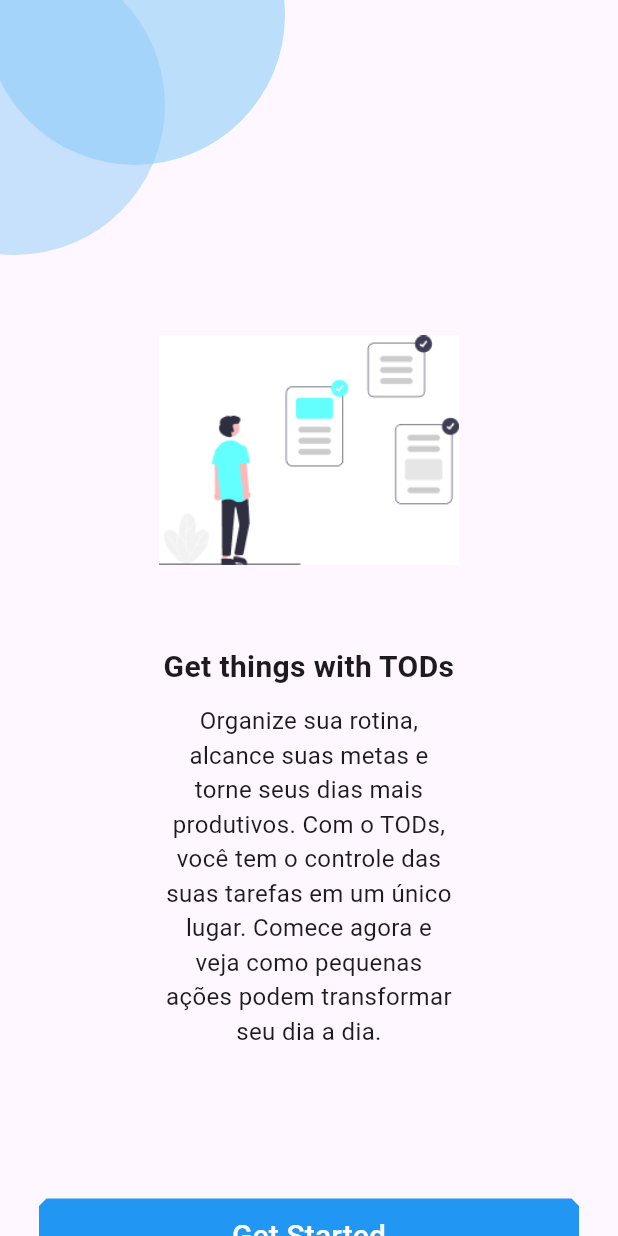
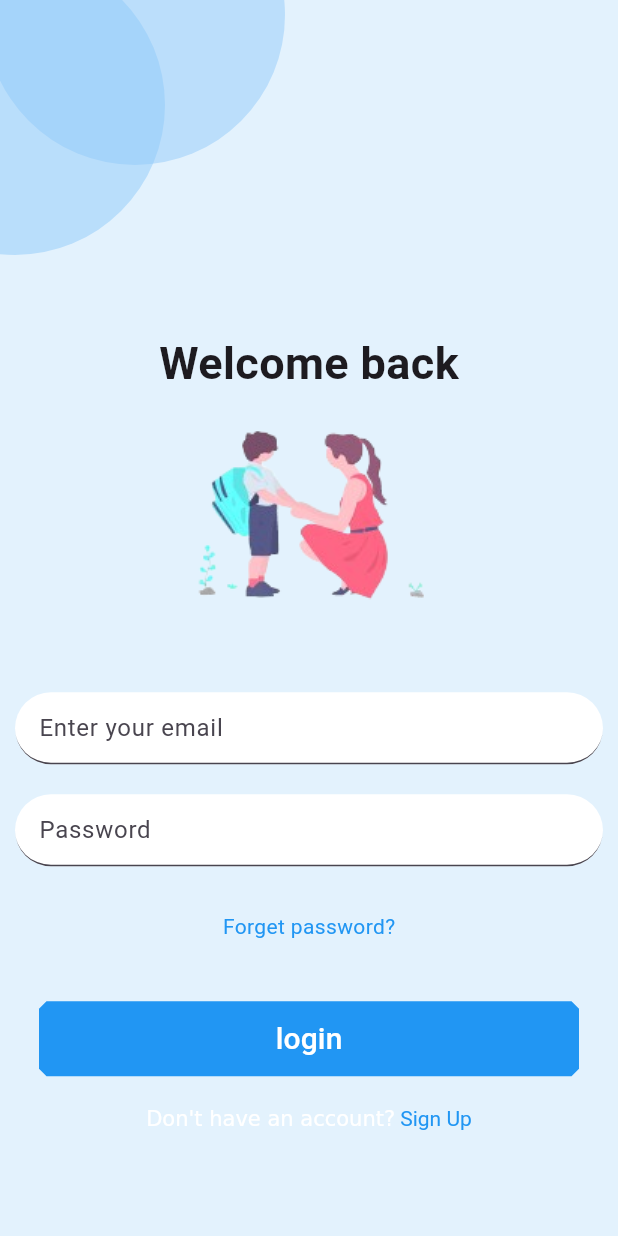
Before and after one commit to PHneres7/To-Do-App, a Flutter app: the screen it shows after launch, on a phone screen of 412 x 824 dp. Run offline on Flutter 3.47's test engine with Material 3 defaults, Android fonts, the phone set to English and light mode, and no system bars.

Commit message:
Front-end de Login Page finalizada

```diff
--- a/to_do_app/lib/app/app_routs.dart
+++ b/to_do_app/lib/app/app_routs.dart
@@ -1,13 +1,18 @@
 import 'package:flutter/material.dart';
+import 'package:to_do_app/pages/login_page.dart';
 import 'package:to_do_app/pages/main_page.dart';
 import 'package:to_do_app/pages/register_page.dart';
+
+
 
 abstract class AppRouts {
   static const mainPage = 'main';
   static const registerPage = 'register';
+  static const loginPage = 'login';
 
   static Map<String, WidgetBuilder> routes = {
     mainPage: (context) => const MainPage(),
-    registerPage: (context) => const RegisterPage()
+    registerPage: (context) => const RegisterPage(),
+    loginPage:(context) => const LoginPage(),
   };
 }
--- a/to_do_app/lib/app/app_to_do.dart
+++ b/to_do_app/lib/app/app_to_do.dart
@@ -8,7 +8,7 @@ class ToDoApp extends StatelessWidget {
   Widget build(BuildContext context) {
     return MaterialApp(
       debugShowCheckedModeBanner: false,
-      initialRoute: AppRouts.mainPage,
+      initialRoute: AppRouts.loginPage,
       routes: AppRouts.routes,
     );
   }
--- /dev/null
+++ b/to_do_app/lib/pages/login_page.dart
@@ -0,0 +1,75 @@
+import 'package:flutter/material.dart';
+import 'package:to_do_app/pages/register_page.dart';
+import 'package:to_do_app/widgets/decoration_circle.dart';
+import 'package:to_do_app/widgets/my_button.dart';
+import 'package:to_do_app/widgets/my_text_form.dart';
+
+class LoginPage extends StatelessWidget {
+  const LoginPage({super.key});
+
+  @override
+  Widget build(BuildContext context) {
+    return Scaffold(
+      backgroundColor: Colors.blue.shade50,
+      body: Stack(
+        children: [
+          const DecorationCircle(),
+          Center(
+            child: SingleChildScrollView(
+              child: Padding(
+                padding: const EdgeInsets.only(top: 180),
+                child: Column(
+                  crossAxisAlignment: CrossAxisAlignment.center,
+                  children: [
+                    const Text(
+                      'Welcome back',
+                      style: TextStyle(
+                        fontSize: 30,
+                        fontWeight: FontWeight.bold,
+                      ),
+                    ),
+                    Image.asset('assets/asset_login.png'),
+                    const SizedBox(
+                      height: 50,
+                    ),
+                    const MyTextForm(
+                      hintText: 'Enter your email',
+                    ),
+                    const MyTextForm(
+                      hintText: 'Password',
+                      padding: EdgeInsets.only(
+                          left: 10, top: 10, right: 10, bottom: 30),
+                    ),
+                    const Text(
+                      'Forget password?',
+                      style: TextStyle(color: Colors.blue),
+                    ),
+                    MyButton(
+                      labelText: 'login',
+                      route: (context) => const RegisterPage(),
+                      padding: const EdgeInsets.only(top: 40, bottom: 20),
+                    ),
+                    Padding(
+                      padding: const EdgeInsets.only(bottom: 30),
+                      child: RichText(
+                        text: const TextSpan(
+                          text: "Don't have an account?",
+                          children: <TextSpan>[
+                            TextSpan(
+                              text: " Sign Up",
+                              style: TextStyle(color: Colors.blue),
+                            ),
+                          ],
+                        ),
+                      ),
+                    ),
+                  ],
+                ),
+              ),
+            ),
+          )
+        ],
+      ),
+    );
+  }
+}
--- a/to_do_app/lib/pages/main_page.dart
+++ b/to_do_app/lib/pages/main_page.dart
@@ -2,7 +2,7 @@ import 'package:flutter/material.dart';
 import 'package:to_do_app/pages/register_page.dart';
 
 import 'package:to_do_app/widgets/decoration_circle.dart';
-import 'package:to_do_app/widgets/final_button.dart';
+import 'package:to_do_app/widgets/my_button.dart';
 
 class MainPage extends StatelessWidget {
   const MainPage({super.key});
@@ -10,6 +10,7 @@ class MainPage extends StatelessWidget {
   @override
   Widget build(BuildContext context) {
     return Scaffold(
+      backgroundColor: Colors.blue.shade50,
       body: Stack(
         children: [
           const DecorationCircle(),
@@ -45,7 +46,7 @@ class MainPage extends StatelessWidget {
                     ),
                   ),
                 ),
-                FinalButton(
+                MyButton(
                   labelText: 'Get Started',
                   route: (context) => const RegisterPage(),
                 ),
--- a/to_do_app/lib/pages/register_page.dart
+++ b/to_do_app/lib/pages/register_page.dart
@@ -1,8 +1,8 @@
 import 'package:flutter/material.dart';
-import 'package:to_do_app/main.dart';
+import 'package:to_do_app/pages/login_page.dart';
 import 'package:to_do_app/pages/main_page.dart';
 import 'package:to_do_app/widgets/decoration_circle.dart';
-import 'package:to_do_app/widgets/final_button.dart';
+import 'package:to_do_app/widgets/my_button.dart';
 import 'package:to_do_app/widgets/my_text_form.dart';
 
 class RegisterPage extends StatelessWidget {
@@ -45,9 +45,9 @@ class RegisterPage extends StatelessWidget {
                   const MyTextForm(
                     hintText: 'Confirm password',
                   ),
-                  FinalButton(
+                  MyButton(
                     labelText: 'Register',
-                    route: (context) => const MainPage(),
+                    route: (context) => const LoginPage(),
                   ),
                   const Text.rich(
                     TextSpan(
--- a/to_do_app/lib/widgets/final_button.dart
+++ b/to_do_app/lib/widgets/my_button.dart
@@ -2,25 +2,27 @@
 
 import 'package:flutter/material.dart';
 
-class FinalButton extends StatefulWidget {
+class MyButton extends StatefulWidget {
   final String labelText;
   final WidgetBuilder route;
+  final EdgeInsetsGeometry? padding;
 
-  const FinalButton({
+  const MyButton({
     super.key,
     required this.labelText,
     required this.route,
+    this.padding,
   });
 
   @override
-  State<FinalButton> createState() => _FinalButtonState();
+  State<MyButton> createState() => _MyButtonState();
 }
 
-class _FinalButtonState extends State<FinalButton> {
+class _MyButtonState extends State<MyButton> {
   @override
   Widget build(BuildContext context) {
     return Padding(
-      padding: const EdgeInsets.only(top: 100, bottom: 20),
+      padding: widget.padding ?? EdgeInsets.only(top: 100, bottom: 20),
       child: TextButton(
         onPressed: () {
           Navigator.push(
--- a/to_do_app/lib/widgets/my_text_form.dart
+++ b/to_do_app/lib/widgets/my_text_form.dart
@@ -4,6 +4,7 @@ class MyTextForm extends StatefulWidget {
   final String hintText;
   final InputBorder? border;
   final EdgeInsetsGeometry? margin;
+  final EdgeInsetsGeometry? padding;
   final bool? filled;
   final Color? fillcolor;
   final InputDecoration? decoration;
@@ -13,6 +14,7 @@ class MyTextForm extends StatefulWidget {
     required this.hintText,
     this.border,
     this.margin,
+    this.padding,
     this.filled,
     this.fillcolor,
     this.decoration,
@@ -26,7 +28,7 @@ class _MyTextFormState extends State<MyTextForm> {
   @override
   Widget build(BuildContext context) {
     return Padding(
-      padding: const EdgeInsets.all(10),
+      padding: widget.padding ?? const EdgeInsets.all(10),
       child: TextFormField(
         decoration: InputDecoration(
           hintText: widget.hintText,
--- a/to_do_app/pubspec.yaml
+++ b/to_do_app/pubspec.yaml
@@ -56,6 +56,7 @@ dev_dependencies:
 flutter:
   assets:
     - assets/asset_main_page.jpg
+    - assets/asset_login.png
 
 
   # The following line ensures that the Material Icons font is
```
Also changed, not shown: to_do_app/assets/asset_login.jpg (deleted), to_do_app/assets/asset_login.png (added).
